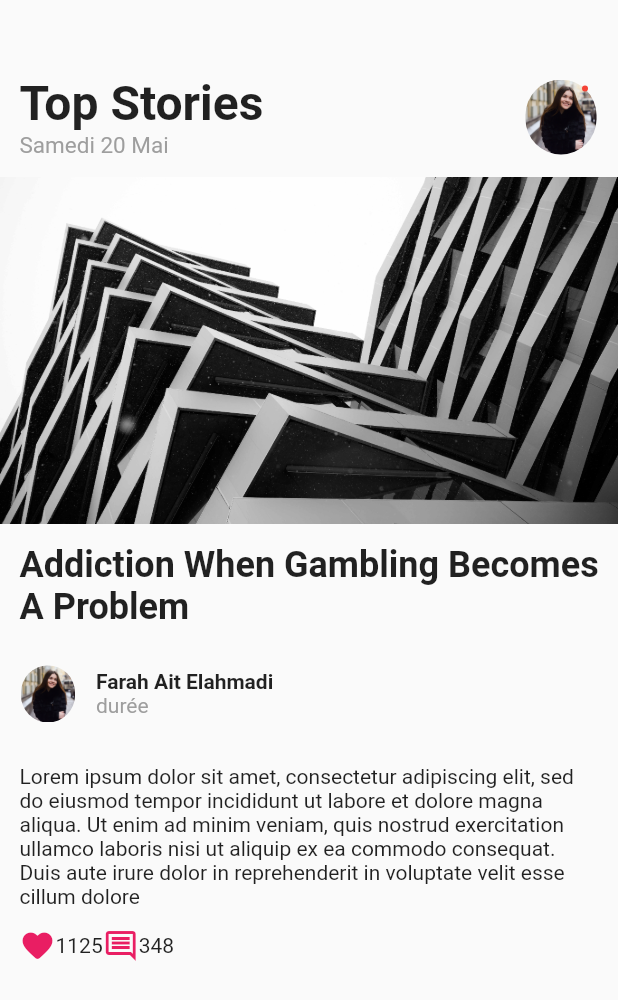
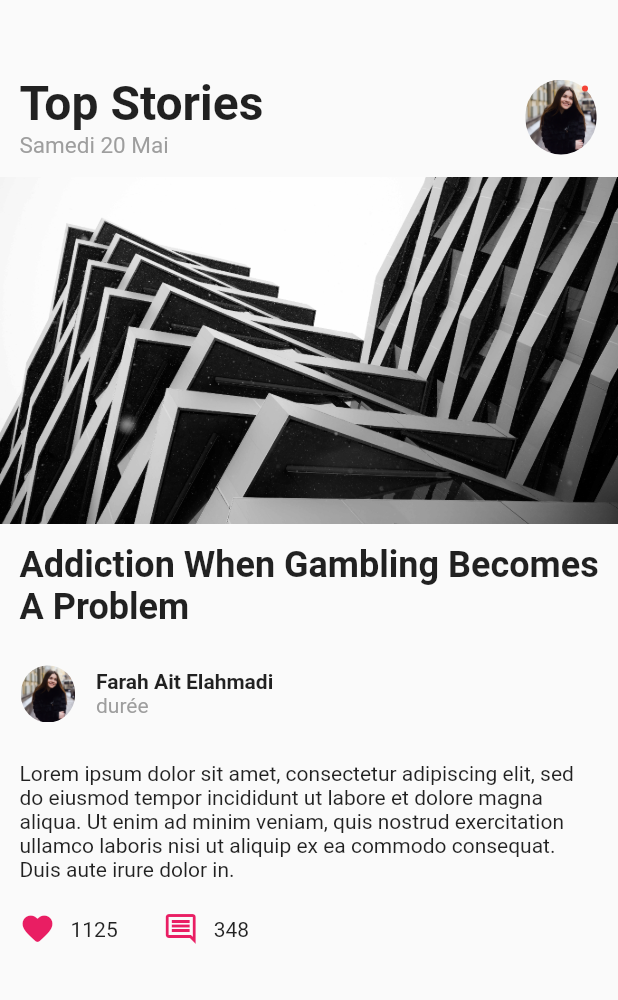
Before and after one commit to Ray0Emma/flutter_ui, a Flutter app: the screen it shows after launch, on a phone screen of 412 x 824 dp. Shown: the top 1000 px of the screen. Run offline on Flutter 3.47's test engine with Material 2 defaults, Android fonts, the phone set to English and light mode, and no system bars.

Commit message:
fix: fixed icons margins and text size

```diff
--- a/lib/main.dart
+++ b/lib/main.dart
@@ -143,7 +143,7 @@ class _MyHomePageState extends State<MyHomePage> {
             ),
           ),
           SizedBox(
-            height: 13,
+            height: 11,
           ),
           Container(
             padding: EdgeInsets.only(left: 13, right: 13, bottom: 15),
@@ -151,9 +151,9 @@ class _MyHomePageState extends State<MyHomePage> {
               crossAxisAlignment: CrossAxisAlignment.start,
               children: [
                 Text(
-                    "Lorem ipsum dolor sit amet, consectetur adipiscing elit, sed do eiusmod tempor incididunt ut labore et dolore magna aliqua. Ut enim ad minim veniam, quis nostrud exercitation ullamco laboris nisi ut aliquip ex ea commodo consequat. Duis aute irure dolor in reprehenderit in voluptate velit esse cillum dolore"),
+                    "Lorem ipsum dolor sit amet, consectetur adipiscing elit, sed do eiusmod tempor incididunt ut labore et dolore magna aliqua. Ut enim ad minim veniam, quis nostrud exercitation ullamco laboris nisi ut aliquip ex ea commodo consequat. Duis aute irure dolor in."),
                 SizedBox(
-                  height: 13,
+                  height: 20,
                 ),
                 Row(
                   mainAxisAlignment: MainAxisAlignment.start,
@@ -164,12 +164,15 @@ class _MyHomePageState extends State<MyHomePage> {
                       size: 24.0,
                       semanticLabel: 'Pink Heart Icon',
                     ),
+                    SizedBox(width: 10), // give it width
                     Text('1125'),
+                    SizedBox(width: 30), // give it width
                     Icon(
                       Icons.comment_outlined,
                       color: Colors.pink,
                       size: 24.0,
                     ),
+                    SizedBox(width: 10), // give it width
                     Text('348'),
                   ],
                 )
```
